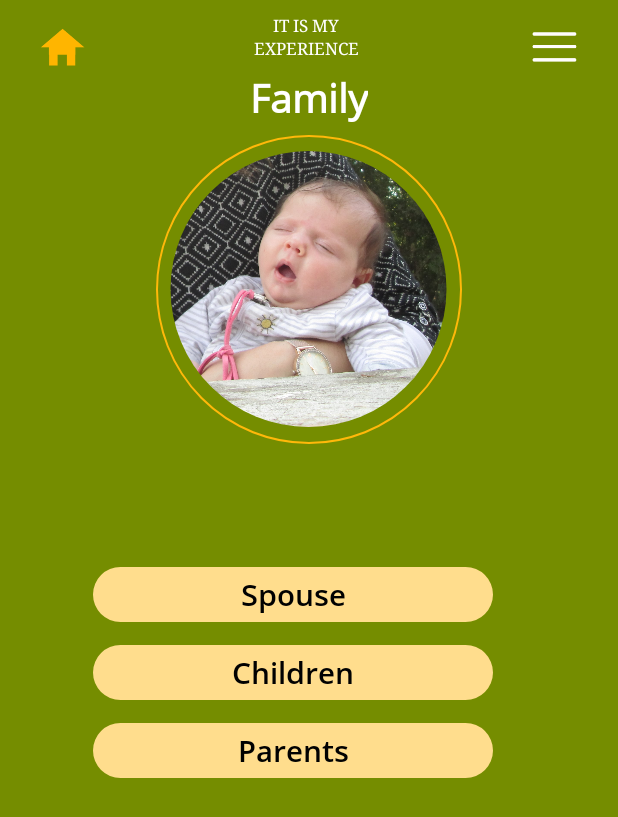
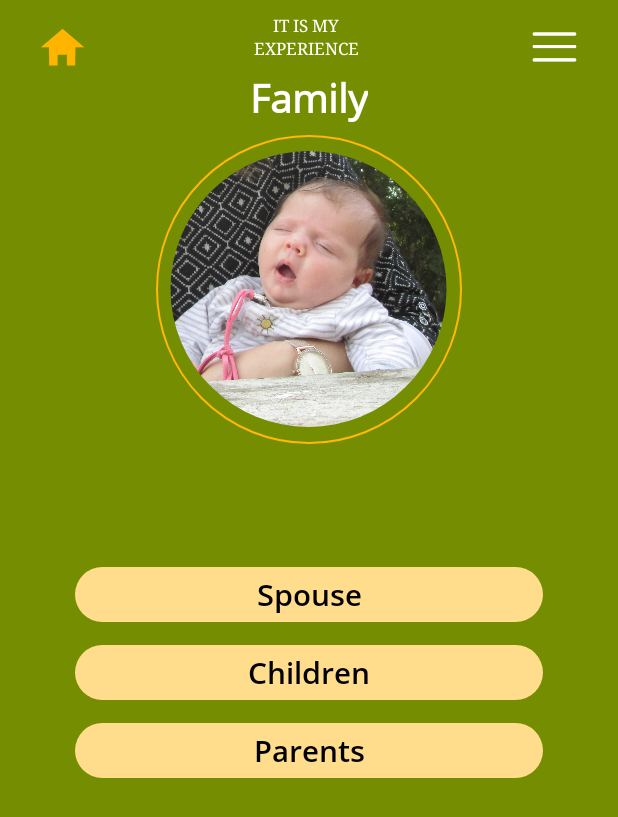
Before and after one commit to tehilaschechter/SampleScreen-1, an Android app: the Family screen opened directly, with no data from a screen before it, on a phone screen of 412 x 824 dp. Shown: the top 817 px of the screen. Run offline under Robolectric (Android 15) with nearby library versions, the phone set to English and light mode, and no system bars; our stand-ins replace CircleImageView.

Commit message:
adjust button guidelines on child

```diff
--- a/app/src/main/java/com/example/samplescreen/Family.java
+++ b/app/src/main/java/com/example/samplescreen/Family.java
@@ -15,7 +15,7 @@ public class Family extends AppCompatActivity {
         super.onCreate(savedInstanceState);
         setContentView(R.layout.activity_family);
 
-        btnChildren = (Button)findViewById(btnChildren);
+        btnChildren = (Button)findViewById(R.id.btnChildren);
 
         btnChildren.setOnClickListener(new View.OnClickListener(){
             Intent intNextActivity = new Intent(Family.this, Child.class);
--- a/app/src/main/res/layout/activity_child.xml
+++ b/app/src/main/res/layout/activity_child.xml
@@ -177,14 +177,14 @@
         android:layout_width="wrap_content"
         android:layout_height="wrap_content"
         android:orientation="vertical"
-        app:layout_constraintGuide_begin="41dp" />
+        app:layout_constraintGuide_begin="50dp" />
 
     <androidx.constraintlayout.widget.Guideline
         android:id="@+id/glnButtonsRight"
         android:layout_width="wrap_content"
         android:layout_height="wrap_content"
         android:orientation="vertical"
-        app:layout_constraintGuide_begin="327dp" />
+        app:layout_constraintGuide_end="50dp" />
 
     <androidx.constraintlayout.widget.Guideline
         android:id="@+id/glnButtonsTop"
--- a/app/src/main/res/layout/activity_family.xml
+++ b/app/src/main/res/layout/activity_family.xml
@@ -135,14 +135,14 @@
         android:layout_width="wrap_content"
         android:layout_height="wrap_content"
         android:orientation="vertical"
-        app:layout_constraintGuide_begin="62dp" />
+        app:layout_constraintGuide_begin="50dp" />
 
     <androidx.constraintlayout.widget.Guideline
         android:id="@+id/glnButtonsRight"
         android:layout_width="wrap_content"
         android:layout_height="wrap_content"
         android:orientation="vertical"
-        app:layout_constraintGuide_begin="329dp" />
+        app:layout_constraintGuide_end="50dp" />
 
     <androidx.constraintlayout.widget.Guideline
         android:id="@+id/glnButtonsTop"
```
